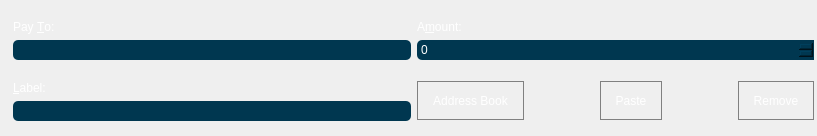
The window that src/qt/forms/sendcoinsentry.ui (talentdeveloper/shard_test) describes before a commit, drawn with Qt 5.
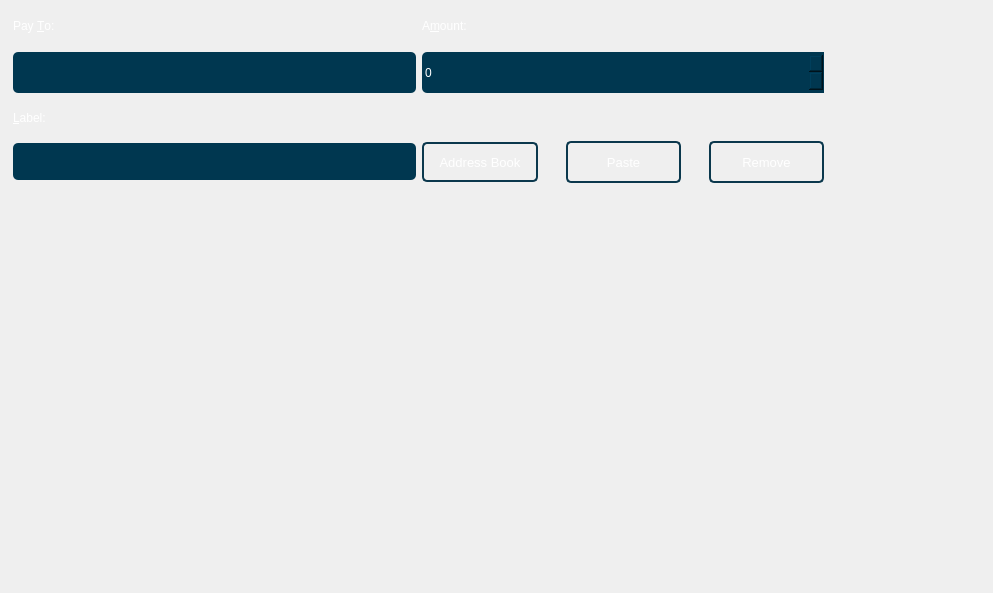
The same window after the commit. Custom widgets are drawn as their Qt base class.

```diff
--- a/src/qt/forms/sendcoinsentry.ui
+++ b/src/qt/forms/sendcoinsentry.ui
@@ -6,8 +6,8 @@
    <rect>
     <x>0</x>
     <y>0</y>
-    <width>817</width>
-    <height>136</height>
+    <width>993</width>
+    <height>593</height>
    </rect>
   </property>
   <property name="sizePolicy">
@@ -19,7 +19,7 @@
   <property name="minimumSize">
    <size>
     <width>0</width>
-    <height>136</height>
+    <height>200</height>
    </size>
   </property>
   <property name="windowTitle">
@@ -40,8 +40,8 @@
     <rect>
      <x>13</x>
      <y>5</y>
-     <width>801</width>
-     <height>131</height>
+     <width>811</width>
+     <height>181</height>
     </rect>
    </property>
    <layout class="QHBoxLayout" name="horizontalLayout">
@@ -55,7 +55,7 @@
         <item>
          <widget class="QLabel" name="label_2">
           <property name="sizePolicy">
-           <sizepolicy hsizetype="Expanding" vsizetype="Fixed">
+           <sizepolicy hsizetype="Expanding" vsizetype="Expanding">
             <horstretch>0</horstretch>
             <verstretch>0</verstretch>
            </sizepolicy>
@@ -76,6 +76,12 @@
         </item>
         <item>
          <widget class="QValidatedLineEdit" name="payTo">
+          <property name="sizePolicy">
+           <sizepolicy hsizetype="Expanding" vsizetype="Expanding">
+            <horstretch>0</horstretch>
+            <verstretch>0</verstretch>
+           </sizepolicy>
+          </property>
           <property name="toolTip">
            <string>The address to send the payment to (e.g. DPpauUHW4ksipzUQhKKVAxscM6UonAAjhX)</string>
           </property>
@@ -94,10 +100,13 @@
       </item>
       <item>
        <layout class="QVBoxLayout" name="verticalLayout_4">
+        <property name="bottomMargin">
+         <number>6</number>
+        </property>
         <item>
          <widget class="QLabel" name="label_4">
           <property name="sizePolicy">
-           <sizepolicy hsizetype="Expanding" vsizetype="Fixed">
+           <sizepolicy hsizetype="Expanding" vsizetype="Expanding">
             <horstretch>0</horstretch>
             <verstretch>0</verstretch>
            </sizepolicy>
@@ -118,6 +127,12 @@
         </item>
         <item>
          <widget class="QValidatedLineEdit" name="addAsLabel">
+          <property name="sizePolicy">
+           <sizepolicy hsizetype="Expanding" vsizetype="Expanding">
+            <horstretch>0</horstretch>
+            <verstretch>0</verstretch>
+           </sizepolicy>
+          </property>
           <property name="toolTip">
            <string>Enter a label for this address to add it to your address book</string>
           </property>
@@ -143,7 +158,7 @@
         <item>
          <widget class="QLabel" name="label">
           <property name="sizePolicy">
-           <sizepolicy hsizetype="Expanding" vsizetype="Fixed">
+           <sizepolicy hsizetype="Expanding" vsizetype="Preferred">
             <horstretch>0</horstretch>
             <verstretch>0</verstretch>
            </sizepolicy>
@@ -163,44 +178,86 @@
          </widget>
         </item>
         <item>
-         <layout class="QVBoxLayout" name="verticalLayout_3">
-          <item>
            <widget class="BitcoinAmountField" name="payAmount">
             <property name="sizePolicy">
-             <sizepolicy hsizetype="Expanding" vsizetype="Fixed">
+           <sizepolicy hsizetype="Expanding" vsizetype="Preferred">
               <horstretch>0</horstretch>
               <verstretch>0</verstretch>
              </sizepolicy>
             </property>
+          <property name="minimumSize">
+           <size>
+            <width>0</width>
+            <height>39</height>
+           </size>
+          </property>
             <property name="styleSheet">
              <string notr="true">background:#003750;
 color:white;
-padding:2px;
+padding:1px;
 border-top-left-radius:5px;border-bottom-left-radius:5px;</string>
             </property>
            </widget>
           </item>
          </layout>
         </item>
-       </layout>
+      <item>
+       <layout class="QVBoxLayout" name="verticalLayout_7">
+        <item>
+         <spacer name="verticalSpacer">
+          <property name="orientation">
+           <enum>Qt::Vertical</enum>
+          </property>
+          <property name="sizeType">
+           <enum>QSizePolicy::Ignored</enum>
+          </property>
+          <property name="sizeHint" stdset="0">
+           <size>
+            <width>20</width>
+            <height>40</height>
+           </size>
+          </property>
+         </spacer>
       </item>
       <item>
        <layout class="QHBoxLayout" name="horizontalLayout_2">
         <property name="sizeConstraint">
          <enum>QLayout::SetDefaultConstraint</enum>
         </property>
+          <property name="topMargin">
+           <number>0</number>
+          </property>
         <item>
          <widget class="QToolButton" name="addressBookButton">
+            <property name="sizePolicy">
+             <sizepolicy hsizetype="Preferred" vsizetype="Preferred">
+              <horstretch>0</horstretch>
+              <verstretch>0</verstretch>
+             </sizepolicy>
+            </property>
+            <property name="maximumSize">
+             <size>
+              <width>16777215</width>
+              <height>40</height>
+             </size>
+            </property>
+            <property name="font">
+             <font>
+              <pointsize>10</pointsize>
+             </font>
+            </property>
           <property name="toolTip">
            <string>Choose address from address book</string>
           </property>
           <property name="styleSheet">
            <string notr="true">QToolButton { 
  background-color: &quot;#002d3f&quot;;
-	border:1px solid gray;
+	border:2px solid;
+border-color: rgb(11, 56, 77);
 	color:white;
 	outline: none;
 	padding:10px;
+border-radius:5px;
 
 }
 
@@ -254,7 +311,7 @@
           </property>
           <property name="sizeHint" stdset="0">
            <size>
-            <width>40</width>
+              <width>1</width>
             <height>20</height>
            </size>
           </property>
@@ -262,17 +319,29 @@
         </item>
         <item>
          <widget class="QToolButton" name="pasteButton">
+            <property name="minimumSize">
+             <size>
+              <width>115</width>
+              <height>0</height>
+             </size>
+            </property>
+            <property name="font">
+             <font>
+              <pointsize>10</pointsize>
+             </font>
+            </property>
           <property name="toolTip">
            <string>Paste address from clipboard</string>
           </property>
           <property name="styleSheet">
            <string notr="true">QToolButton { 
  background-color: &quot;#002d3f&quot;;
-	border:1px solid gray;
+	border:2px solid;
+border-color: rgb(11, 56, 77);
 	color:white;
 	outline: none;
 	padding:10px;
-
+border-radius:5px;
 }
 
 QToolButton:pressed {
@@ -325,7 +394,7 @@
           </property>
           <property name="sizeHint" stdset="0">
            <size>
-            <width>40</width>
+              <width>1</width>
             <height>20</height>
            </size>
           </property>
@@ -333,17 +402,29 @@
         </item>
         <item>
          <widget class="QToolButton" name="deleteButton">
+            <property name="minimumSize">
+             <size>
+              <width>115</width>
+              <height>0</height>
+             </size>
+            </property>
+            <property name="font">
+             <font>
+              <pointsize>10</pointsize>
+             </font>
+            </property>
           <property name="toolTip">
            <string>Remove this recipient</string>
           </property>
           <property name="styleSheet">
            <string notr="true">QToolButton { 
  background-color: &quot;#002d3f&quot;;
-	border:1px solid gray;
+	border:2px solid;
+border-color: rgb(11, 56, 77);
 	color:white;
 	outline: none;
 	padding:10px;
-
+border-radius:5px;
 }
 
 QToolButton:pressed {
@@ -391,9 +472,9 @@
      </layout>
     </item>
    </layout>
+    </item>
+   </layout>
   </widget>
-  <zorder>horizontalLayoutWidget</zorder>
-  <zorder>addressBookButton</zorder>
  </widget>
  <customwidgets>
   <customwidget>
```
Lines whose indentation alone changed are shown as unchanged.
